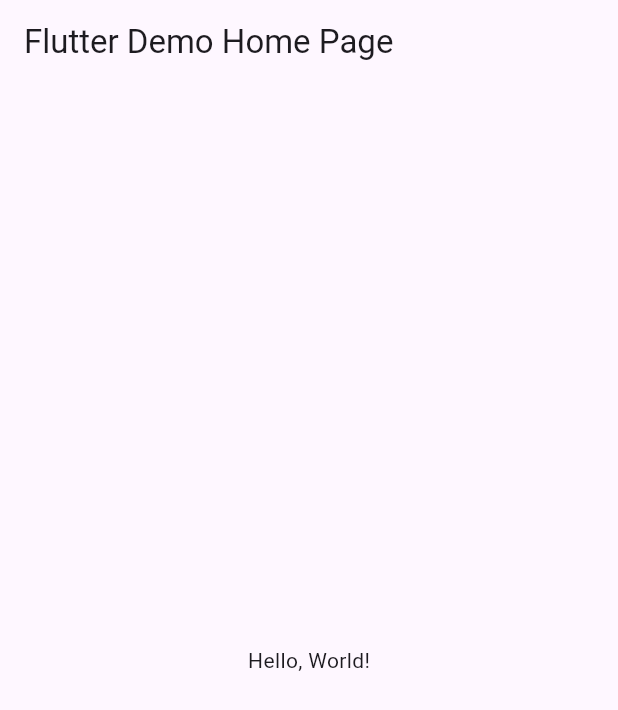
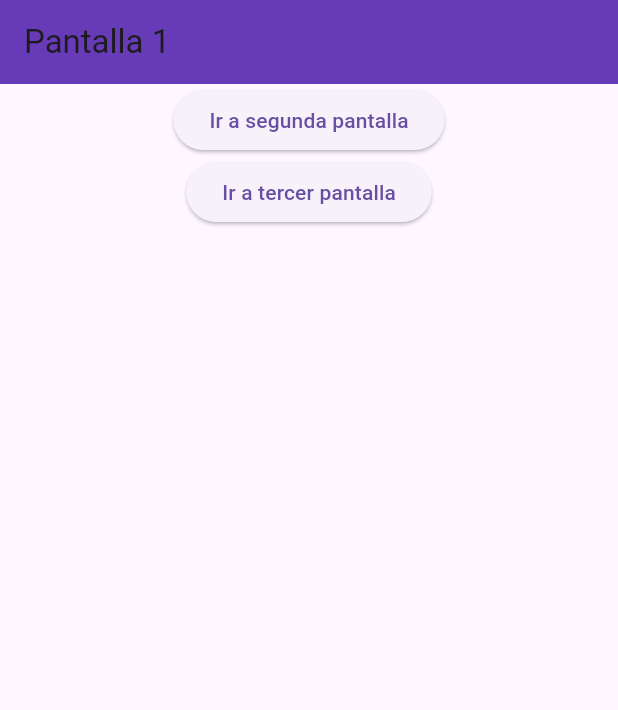
Before and after one commit to Eliziel-Camperos/Rutas6J_Camperos, a Flutter app: the screen it shows after launch, on a phone screen of 412 x 824 dp. Shown: the top 710 px of the screen. Run offline on Flutter 3.47's test engine with Material 3 defaults, Android fonts, the phone set to English and light mode, and no system bars.

```diff
--- a/lib/main.dart
+++ b/lib/main.dart
@@ -1,43 +1,30 @@
 import 'package:flutter/material.dart';
+import 'package:act5_rutas/pagina_one.dart';
+import 'package:act5_rutas/pagina_two.dart';
+import 'package:act5_rutas/pagina_tree.dart';
 
-void main() => runApp(MyApp());
+void main() => runApp(MisRutasApp());
 
-class MyApp extends StatelessWidget {
-  const MyApp({super.key});
-  // This widget is the root of your application.
+class MisRutasApp extends StatelessWidget {
+  const MisRutasApp({Key? key}) : super(key: key);
+
   @override
   Widget build(BuildContext context) {
     return MaterialApp(
-      // Application name
-      title: 'Flutter Hello World',
-      // Application theme data, you can set the colors for the application as
-      // you want
+      title: "XD",
+      debugShowCheckedModeBanner: false, // Esto quita el debug banner
       theme: ThemeData(
-        // useMaterial3: false,
-        primarySwatch: Colors.blue,
+        appBarTheme: AppBarTheme(
+          backgroundColor:
+              Colors.deepPurple, // Color personalizado para la AppBar
+        ),
       ),
-      // A widget which will be started on application startup
-      home: MyHomePage(title: 'Flutter Demo Home Page'),
+      initialRoute: '/',
+      routes: {
+        '/': (context) => const FirstScreen(),
+        '/second': (context) => const SecondScreen(),
+        '/third': (context) => const ThirdScreen(),
+      },
     );
   }
 }
-
-class MyHomePage extends StatelessWidget {
-  final String title;
-  const MyHomePage({super.key, required this.title});
-
-  @override
-  Widget build(BuildContext context) {
-    return Scaffold(
-      appBar: AppBar(
-        // The title text which will be shown on the action bar
-        title: Text(title),
-      ),
-      body: Center(
-        child: Text(
-          'Hello, World!',
-        ),
-      ),
-    );
-  }
-}
--- /dev/null
+++ b/lib/pagina_one.dart
@@ -0,0 +1,32 @@
+import 'package:flutter/material.dart';
+
+class FirstScreen extends StatelessWidget {
+  const FirstScreen({Key? key}) : super(key: key);
+
+  @override
+  Widget build(BuildContext context) {
+    return Scaffold(
+      appBar: AppBar(title: const Text("Pantalla 1")),
+      body: Column(
+        children: [
+          Center(
+            child: ElevatedButton(
+              onPressed: () {
+                Navigator.pushNamed(context, '/second');
+              },
+              child: const Text('Ir a segunda pantalla'),
+            ),
+          ),
+          Center(
+            child: ElevatedButton(
+              onPressed: () {
+                Navigator.pushNamed(context, '/third');
+              },
+              child: const Text('Ir a tercer pantalla'),
+            ),
+          )
+        ],
+      ),
+    );
+  }
+}
```
Also changed, not shown: lib/pagina_tree.dart (added, +20 -0 lines), lib/pagina_two.dart (added, +20 -0 lines).
